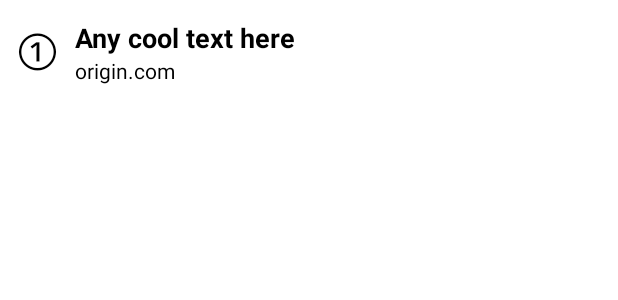
After one commit to NinjaReader/AndroidNinjaReader, an Android app: the layout reading_item.xml on its own in the app's theme, with its tools: preview values and no code run, on a phone screen of 412 x 824 dp. The commit adds this screen. Shown: the top 300 px of the screen. Run offline under Robolectric (Android 15) with nearby library versions, the phone set to English and light mode, and no system bars.

Commit message:
reading list mock integrated

```diff
--- /dev/null
+++ b/app/src/main/res/layout/reading_item.xml
@@ -0,0 +1,40 @@
+<?xml version="1.0" encoding="utf-8"?>
+<RelativeLayout xmlns:android="http://schemas.android.com/apk/res/android"
+    android:layout_width="match_parent" android:layout_height="70dp"
+    android:paddingLeft="10dp"
+    android:gravity="center_vertical"
+    android:clickable="true"
+    android:onClick="onClickItem">
+
+    <TextView
+        android:layout_width="wrap_content"
+        android:layout_height="wrap_content"
+        android:textAppearance="?android:attr/textAppearanceLarge"
+        android:text="①"
+        android:id="@+id/tvItemNumber"
+        android:layout_alignParentTop="true"
+        android:layout_alignParentLeft="true"
+        android:layout_alignParentStart="true"
+        android:textSize="30dp"
+        android:layout_marginRight="10dp" />
+
+    <TextView
+        android:layout_width="fill_parent"
+        android:layout_height="wrap_content"
+        android:text="Any cool text here"
+        android:id="@+id/tvTitle"
+        android:layout_alignParentTop="true"
+        android:layout_toRightOf="@+id/tvItemNumber"
+        android:textStyle="bold"
+        android:textSize="18dp"
+        android:textColor="#000000" />
+
+    <TextView
+        android:layout_width="wrap_content"
+        android:layout_height="wrap_content"
+        android:text="origin.com"
+        android:id="@+id/tvOrigin"
+        android:layout_below="@+id/tvTitle"
+        android:layout_toRightOf="@+id/tvItemNumber"
+        android:layout_toEndOf="@+id/tvItemNumber" />
+</RelativeLayout>
```
Also changed, not shown: app/src/main/java/com/example/ninjareader/ArticleArrayAdapter.java (added, +58 -0 lines), app/src/main/java/com/example/ninjareader/MainActivity.java (+9 -0 lines), app/src/main/res/layout/activity_main.xml (+11 -1 lines).
